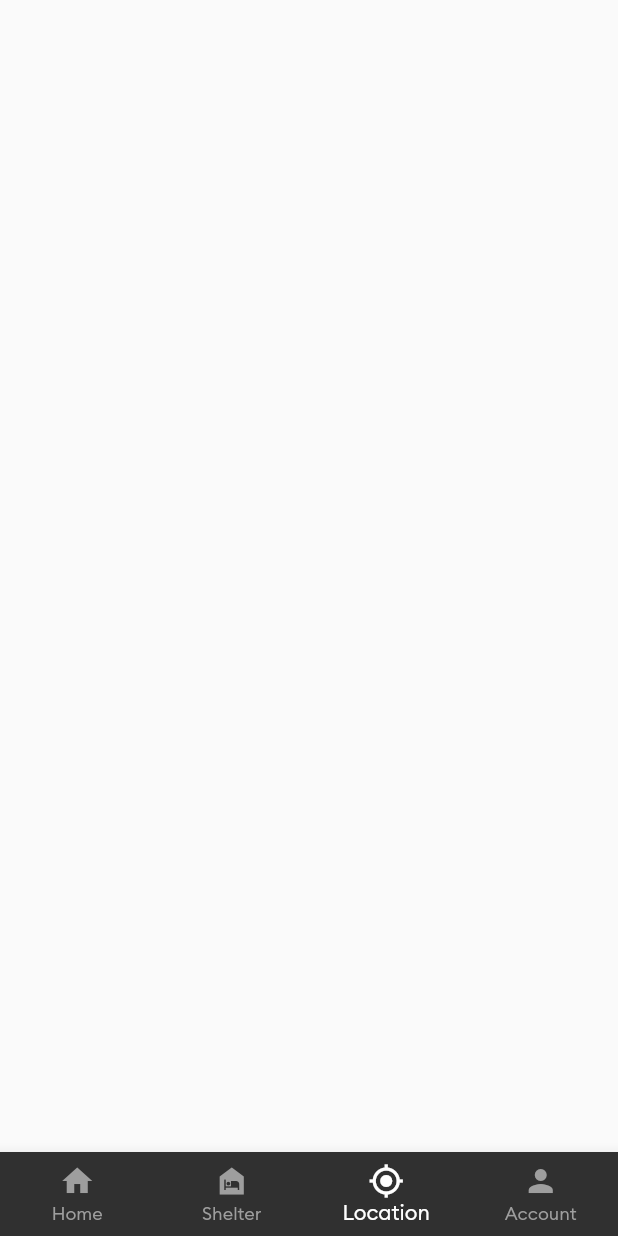
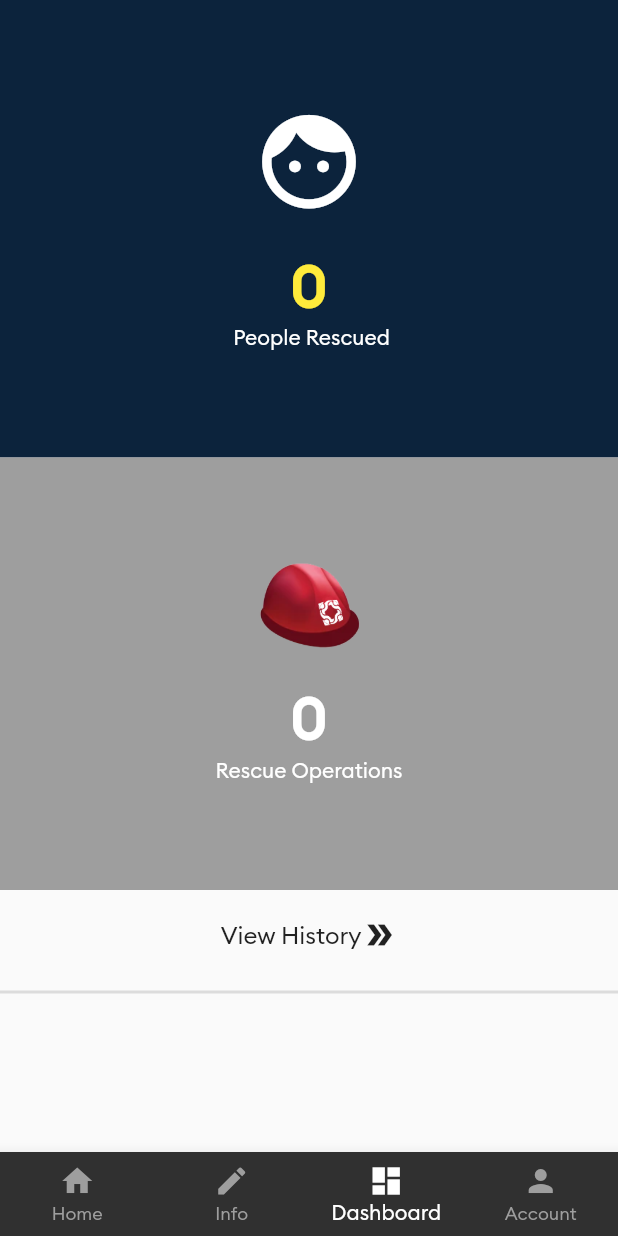
Before and after one commit to bnrz-clsg/FoxWork, a Flutter app: the ShelterPage screen opened by its route, item 3 of the bottom bar chosen, on a phone screen of 412 x 824 dp. Run offline on Flutter 3.47's test engine with Material 2 defaults, Android fonts, the light colour scheme and no system bars; our stand-ins replace assets_audio_player, convex_bottom_bar, firebase_auth, firebase_core, firebase_database, firebase_messaging and 6 more; missing offline and left inert: flutter_geofire, flutter_polyline_points, maps_toolkit; accounts and stored records are empty.

Commit message:
final commit

```diff
--- a/capstone_project/lib/dataprovider/appdata.dart
+++ b/capstone_project/lib/dataprovider/appdata.dart
@@ -1,18 +1,29 @@
-import 'package:capstone_project/models/address.dart';
-import 'package:flutter/cupertino.dart';
+import 'package:capstone_project/dataprovider/history.dart';
+import 'package:flutter/material.dart';
 
 class AppData extends ChangeNotifier {
-//  Address pickupAddress;
-//
-//  Address destinationAddress;
-//
-//  void updatePickupAddress(Address pickup) {
-//    pickupAddress = pickup;
-//    notifyListeners();
-//  }
-//
-//  void updateDestinationAddress(Address destination) {
-//    destinationAddress = destination;
-//    notifyListeners();
-//  }
+  String totalRescued = '0';
+  int rescueCount = 0;
+  List<String> tripHistoryKeys = [];
+  List<History> tripHistory = [];
+
+  void updateTotalRescue(String newRescue) {
+    totalRescued = newRescue;
+    notifyListeners();
+  }
+
+  void updateRescueCount(int newRescueCount) {
+    rescueCount = newRescueCount;
+    notifyListeners();
+  }
+
+  void updateTripKeys(List<String> newKeys) {
+    tripHistoryKeys = newKeys;
+    notifyListeners();
+  }
+
+  void updateTripHistory(History historyItem) {
+    tripHistory.add(historyItem);
+    notifyListeners();
+  }
 }
--- /dev/null
+++ b/capstone_project/lib/dataprovider/history.dart
@@ -0,0 +1,25 @@
+import 'package:firebase_database/firebase_database.dart';
+
+class History {
+  String pickup;
+  String name;
+  String status;
+  String createdAt;
+  String count;
+
+  History({
+    this.pickup,
+    this.name,
+    this.status,
+    this.createdAt,
+    this.count,
+  });
+
+  History.fromSnapshot(DataSnapshot snapshot) {
+    pickup = snapshot.value['current_location'];
+    name = snapshot.value['e_username'];
+    createdAt = snapshot.value['created_at'];
+    status = snapshot.value['status'];
+    count = snapshot.value['number_person'].toString();
+  }
+}
--- a/capstone_project/lib/screens/newrequestpage.dart
+++ b/capstone_project/lib/screens/newrequestpage.dart
@@ -486,7 +486,7 @@ class _NewRequestPageState extends State<NewRequestPage> {
         .child('shelters/${currentFirebaseUser.uid}/rescuedCount');
     rescuedRef.once().then((DataSnapshot snapshot) {
       if (snapshot.value != null) {
-        var pastRescue = int.parse(snapshot.value);
+        int pastRescue = int.parse(snapshot.value);
 
         var rescuedCount =
             int.parse(widget.requestShelter.evacCount) + pastRescue;
--- a/capstone_project/lib/screens/shelter_page.dart
+++ b/capstone_project/lib/screens/shelter_page.dart
@@ -1,6 +1,6 @@
 import 'package:capstone_project/style/brandcolor.dart';
+import 'package:capstone_project/tabs/dashboardtab.dart';
 import 'package:capstone_project/tabs/home_tab.dart';
-import 'package:capstone_project/tabs/pin_location_screen.dart';
 import 'package:capstone_project/tabs/rescuerInfo.dart';
 import 'package:capstone_project/tabs/setting_screen.dart';
 import 'package:flutter/material.dart';
@@ -45,7 +45,7 @@ class _ShelterPageState extends State<ShelterPage>
         children: <Widget>[
           HomeTab(),
           RescuerInfo(),
-          CurrentLocation(),
+          DashboardTab(),
           SettingScreen(),
         ],
       ),
@@ -56,12 +56,12 @@ class _ShelterPageState extends State<ShelterPage>
             label: 'Home',
           ),
           BottomNavigationBarItem(
-            icon: Icon(Icons.night_shelter),
-            label: 'Shelter',
+            icon: Icon(Icons.edit),
+            label: 'Info',
           ),
           BottomNavigationBarItem(
-            icon: Icon(Icons.my_location),
-            label: 'Location',
+            icon: Icon(Icons.dashboard),
+            label: 'Dashboard',
           ),
           BottomNavigationBarItem(
             icon: Icon(Icons.person),
--- a/capstone_project/lib/screens/signup_screen.dart
+++ b/capstone_project/lib/screens/signup_screen.dart
@@ -352,6 +352,7 @@ class _SignupScreenState extends State<SignupScreen> {
     }))
         .user;
     if (firebaseUser != null) {
+      firebaseUser.sendEmailVerification();
       Map rescuerMap = {
         'teamName': teamName.text.trim(),
         'teamCount': teamCount.text.trim(),
--- /dev/null
+++ b/capstone_project/lib/tabs/dashboardtab.dart
@@ -0,0 +1,105 @@
+import 'package:capstone_project/dataprovider/appdata.dart';
+import 'package:capstone_project/style/theme.dart';
+import 'package:flutter/material.dart';
+import 'package:provider/provider.dart';
+import 'package:capstone_project/screens/historypage.dart';
+
+class DashboardTab extends StatelessWidget {
+  @override
+  Widget build(BuildContext context) {
+    return Column(
+      mainAxisAlignment: MainAxisAlignment.start,
+      children: [
+        Container(
+          color: CustomTheme.screenTitleColor,
+          width: double.infinity,
+          child: Padding(
+            padding: EdgeInsets.all(20),
+            child: Column(
+              mainAxisAlignment: MainAxisAlignment.start,
+              children: [
+                SizedBox(height: 50),
+                Icon(Icons.face, size: 75, color: Colors.white),
+                SizedBox(height: 20),
+                Text(
+                  '${Provider.of<AppData>(context).totalRescued}',
+                  style: TextStyle(
+                      color: Colors.yellow,
+                      fontSize: 40,
+                      fontFamily: 'Brand-Bold'),
+                ),
+                Text(
+                  ' People Rescued',
+                  style: TextStyle(color: Colors.white),
+                ),
+                Text(
+                  '',
+                  style: TextStyle(
+                      color: Colors.white,
+                      fontSize: 40,
+                      fontFamily: 'Brand-Bold'),
+                )
+              ],
+            ),
+          ),
+        ),
+        Container(
+          color: Colors.grey,
+          width: double.infinity,
+          child: Padding(
+            padding: EdgeInsets.all(20),
+            child: Column(
+              mainAxisAlignment: MainAxisAlignment.start,
+              children: [
+                SizedBox(height: 50),
+                Image.asset(
+                  'assets/images/rescuer_icon.png',
+                  width: 70,
+                ),
+                SizedBox(height: 20),
+                Text(
+                  '${Provider.of<AppData>(context).rescueCount.toString()}',
+                  style: TextStyle(
+                      color: Colors.white,
+                      fontSize: 40,
+                      fontFamily: 'Brand-Bold'),
+                ),
+                Text(
+                  'Rescue Operations',
+                  style: TextStyle(color: Colors.white),
+                ),
+                Text(
+                  '',
+                  style: TextStyle(
+                      color: Colors.white,
+                      fontSize: 40,
+                      fontFamily: 'Brand-Bold'),
+                )
+              ],
+            ),
+          ),
+        ),
+        GestureDetector(
+          onTap: () {
+            Navigator.push(context,
+                MaterialPageRoute(builder: (context) => HistoryPage()));
+          },
+          child: Padding(
+            padding: EdgeInsets.symmetric(horizontal: 30, vertical: 18),
+            child: Row(
+              mainAxisAlignment: MainAxisAlignment.center,
+              children: [
+                Text(
+                  'View History',
+                  style: TextStyle(fontSize: 16),
+                ),
+                Icon(Icons.double_arrow),
+              ],
+            ),
+          ),
+        ),
+        Divider(thickness: 2),
+      ],
+    );
+  }
+}
--- a/capstone_project/lib/tabs/home_tab.dart
+++ b/capstone_project/lib/tabs/home_tab.dart
@@ -1,6 +1,7 @@
 import 'dart:async';
 import 'package:capstone_project/models/shelters.dart';
 import 'package:capstone_project/services/globalvariable.dart';
+import 'package:capstone_project/services/helpermethods.dart';
 import 'package:capstone_project/services/pushnotificationservice.dart';
 import 'package:capstone_project/style/brandcolor.dart';
 import 'package:capstone_project/widgets/confirmSheet.dart';
@@ -58,6 +59,8 @@ class _HomeTabState extends State<HomeTab> {
 
     pushNotificationService.initialize(context);
     pushNotificationService.getToken();
+
+    HelperMethods.getHistoryInfo(context);
   }
 
   @override
--- a/capstone_project/lib/tabs/pin_location_screen.dart
+++ /dev/null
@@ -1,170 +0,0 @@
-import 'dart:async';
-import 'package:capstone_project/dataprovider/appdata.dart';
-import 'package:capstone_project/services/globalvariable.dart';
-import 'package:capstone_project/services/helpermethods.dart';
-import 'package:capstone_project/utils/strings.dart';
-import 'package:capstone_project/widgets/preogressDialog.dart';
-import 'package:flutter/material.dart';
-import 'package:flutter/services.dart';
-import 'package:geolocator/geolocator.dart';
-import 'package:google_maps_flutter/google_maps_flutter.dart';
-import 'package:provider/provider.dart';
-
-class CurrentLocation extends StatefulWidget {
-  @override
-  _CurrentLocationState createState() => _CurrentLocationState();
-}
-
-class _CurrentLocationState extends State<CurrentLocation> {
-  PageController _pageController;
-
-  var geolocator = Geolocator();
-  GoogleMapController mapController;
-  Completer<GoogleMapController> _controller = Completer();
-
-// map Style
-  String _darkMapStyle;
-
-  Future _loadMapStyles() async {
-    _darkMapStyle = await rootBundle.loadString('assets/map_styles/dark.json');
-  }
-
-  Future _setMapStyle() async {
-    final controller = await _controller.future;
-    controller.setMapStyle(_darkMapStyle);
-  }
-//end map style
-
-// <Show Current postion on the map>
-  void setupPositionLocator() async {
-    Position position = await geolocator.getCurrentPosition(
-        desiredAccuracy: LocationAccuracy.low);
-
-    currentPosition = position;
-    LatLng pos = LatLng(position.latitude, position.longitude);
-    CameraPosition cp = new CameraPosition(target: pos, zoom: 18, tilt: 90);
-    mapController.animateCamera(CameraUpdate.newCameraPosition(cp));
-  }
-
-  void _onmMapCreated(GoogleMapController controller) {
-    _controller.complete(controller);
-    mapController = controller;
-    _setMapStyle();
-    setupPositionLocator();
-  }
-
-  @override
-  void initState() {
-    super.initState();
-    _pageController = PageController();
-    _loadMapStyles();
-  }
-
-  @override
-  void dispose() {
-    _pageController.dispose();
-    super.dispose();
-  }
-
-  @override
-  Widget build(BuildContext context) {
-    return Scaffold(
-//
-//      body: (googlePlexOne != null)
-//          ? Stack(children: <Widget>[
-//              Column(
-//                children: [
-//                  Container(
-//                    height: MediaQuery.of(context).size.height / 1.2,
-//                    width: MediaQuery.of(context).size.width,
-//                    child: GoogleMap(
-//                      mapType: MapType.normal,
-//                      mapToolbarEnabled: false,
-//                      // compassEnabled: false,
-//                      zoomGesturesEnabled: false,
-//                      zoomControlsEnabled: false,
-//                      myLocationButtonEnabled: false,
-//                      myLocationEnabled: true,
-//                      initialCameraPosition: googlePlexOne,
-//                      onMapCreated: _onmMapCreated,
-//                    ),
-//                  ),
-//                ],
-//              ),
-//
-//              //<Search Panel, Search Prediction> not needed to be remove
-//
-//              Positioned(
-//                right: 0,
-//                left: 0,
-//                bottom: 0,
-//                child: Container(
-//                  height: 160,
-//                  decoration: BoxDecoration(
-//                    color: Colors.grey[700],
-//                    borderRadius: BorderRadius.only(
-//                        topLeft: Radius.circular(15),
-//                        topRight: Radius.circular(15)),
-//                  ),
-//                  child: Padding(
-//                    padding: EdgeInsets.symmetric(vertical: 20, horizontal: 24),
-//                    child: Column(
-//                      crossAxisAlignment: CrossAxisAlignment.start,
-//                      children: <Widget>[
-//                        //information view
-//                        SizedBox(height: 5.0),
-//                        Text(
-//                          AppContent.nicetoseeyou,
-//                          style: TextStyle(fontSize: 15, color: Colors.white),
-//                        ),
-//                        SizedBox(height: 10.0),
-//                        Row(
-//                          children: <Widget>[
-//                            Image.asset(
-//                              'assets/images/icon_logo.png',
-//                              height: 43.0,
-//                            ),
-//                            SizedBox(width: 16.0),
-//                            Expanded(
-//                              child: Column(
-//                                crossAxisAlignment: CrossAxisAlignment.start,
-//                                children: <Widget>[
-//                                  Text(
-//                                    AppContent.currentLocation,
-//                                    style: TextStyle(
-//                                        fontSize: 14,
-//                                        color: Colors.grey[400],
-//                                        letterSpacing: 1.5),
-//                                  ),
-//                                  Text(
-//                                    (Provider.of<AppData>(context)
-//                                                .pickupAddress !=
-//                                            null)
-//                                        ? Provider.of<AppData>(context)
-//                                            .pickupAddress
-//                                            .placeName
-//                                        : 'current location',
-//                                    overflow: TextOverflow.ellipsis,
-//                                    maxLines: 2,
-//                                    softWrap: false,
-//                                    style: TextStyle(
-//                                        fontSize: 16,
-//                                        fontFamily: 'Brand-Regular',
-//                                        color: Colors.white),
-//                                  ),
-//                                ],
-//                              ),
-//                            ),
-//                          ],
-//                        ),
-//                      ],
-//                    ),
-//                  ),
-//                ),
-//              ),
-//              //<loading waiting for open house shelter>
-//            ])
-//          : ProgressDialog(),
-        );
-  }
-}
```
Also changed, not shown: capstone_project/lib/screens/historypage.dart (added, +41 -0 lines), capstone_project/lib/screens/signin_screen.dart (+15 -6 lines), capstone_project/lib/services/helpermethods.dart (+57 -8 lines), capstone_project/lib/widgets/HistoryTile.dart (added, +75 -0 lines), capstone_project/lib/widgets/VerifyUserDialog.dart (added, +40 -0 lines), capstone_project/lib/widgets/endrescuedialog.dart (deleted, +0 -71 lines), capstone_project/lib/widgets/user_info_card.dart (+6 -24 lines).
